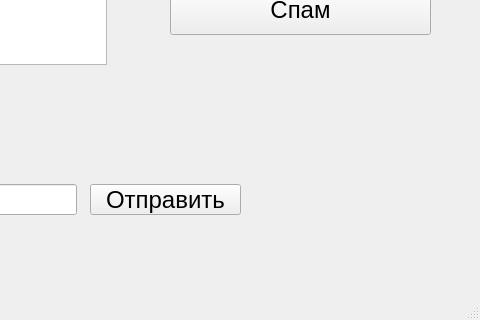
Before: the Qt Designer form mainwindow.ui in stepankolchin/multiUserChat, drawn with Qt 5; both pictures show x 840 to 1320 and y 403 to 723 of the 1320 by 723 pixel window.
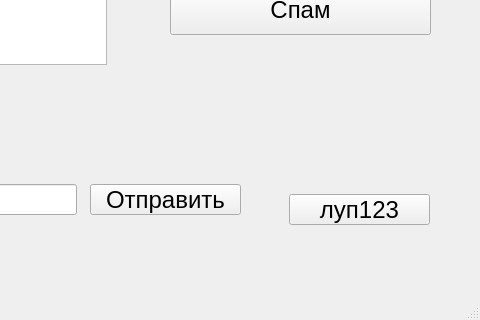
After: the same form once the commit is applied.

```diff
--- a/mainwindow.ui
+++ b/mainwindow.ui
@@ -290,6 +290,19 @@
      <string>Список участников</string>
     </property>
    </widget>
+   <widget class="QPushButton" name="pushButton_help_debug">
+    <property name="geometry">
+     <rect>
+      <x>1129</x>
+      <y>580</y>
+      <width>141</width>
+      <height>31</height>
+     </rect>
+    </property>
+    <property name="text">
+     <string>луп123</string>
+    </property>
+   </widget>
   </widget>
   <widget class="QMenuBar" name="menuBar">
    <property name="geometry">
```
